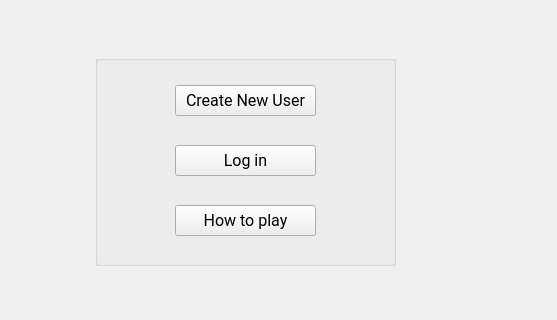
This is 5. Proyecto Final/2. Desarrollo/Gravity_Bike/mainmenu.ui in jmparradov/Informatica2 as Qt 5 draws it before an edit; both pictures show x 655 to 1212 and y 195 to 515 of the 1212 by 655 pixel window. The edited form follows.
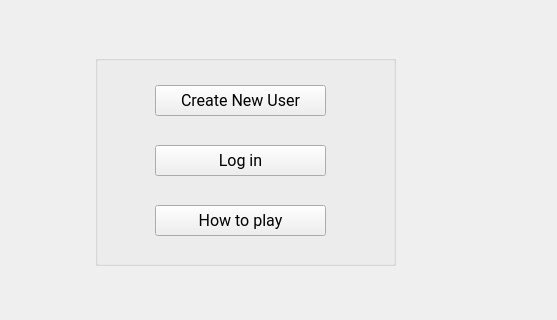
This is the edited form.

What changed in the file:
```diff
--- a/5. Proyecto Final/2. Desarrollo/Gravity_Bike/mainmenu.ui
+++ b/5. Proyecto Final/2. Desarrollo/Gravity_Bike/mainmenu.ui
@@ -28,9 +28,9 @@
    <widget class="QPushButton" name="CreateUserButton">
     <property name="geometry">
      <rect>
-      <x>80</x>
+      <x>60</x>
       <y>30</y>
-      <width>141</width>
+      <width>171</width>
       <height>31</height>
      </rect>
     </property>
@@ -47,9 +47,9 @@
    <widget class="QPushButton" name="LoginButton">
     <property name="geometry">
      <rect>
-      <x>80</x>
+      <x>60</x>
       <y>90</y>
-      <width>141</width>
+      <width>171</width>
       <height>31</height>
      </rect>
     </property>
@@ -66,9 +66,9 @@
    <widget class="QPushButton" name="HowToButton">
     <property name="geometry">
      <rect>
-      <x>80</x>
+      <x>60</x>
       <y>150</y>
-      <width>141</width>
+      <width>171</width>
       <height>31</height>
      </rect>
     </property>
```
